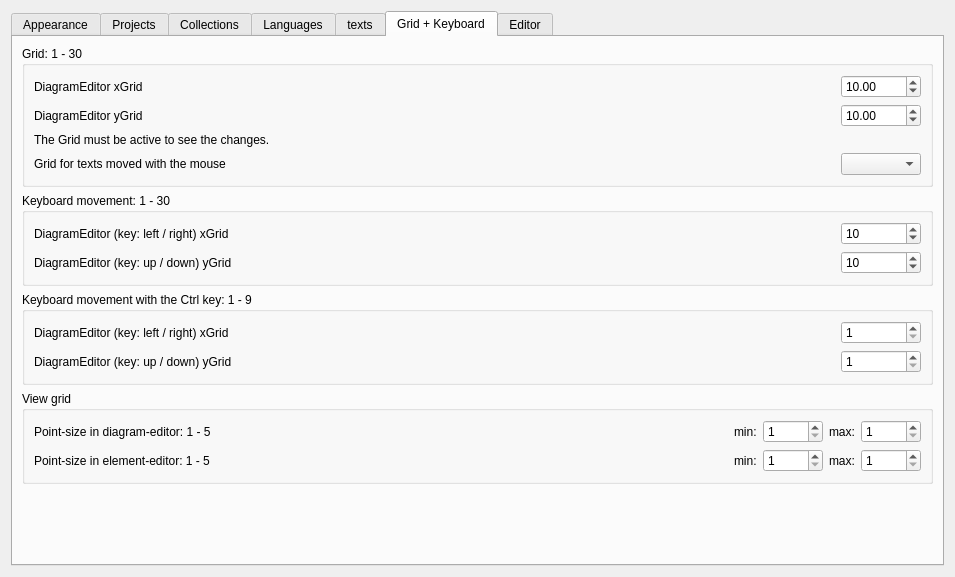
This is sources/ui/configpage/generalconfigurationpage.ui in itaueira/qelectrotech-source as Qt 5 draws it before an edit. The edited form follows.
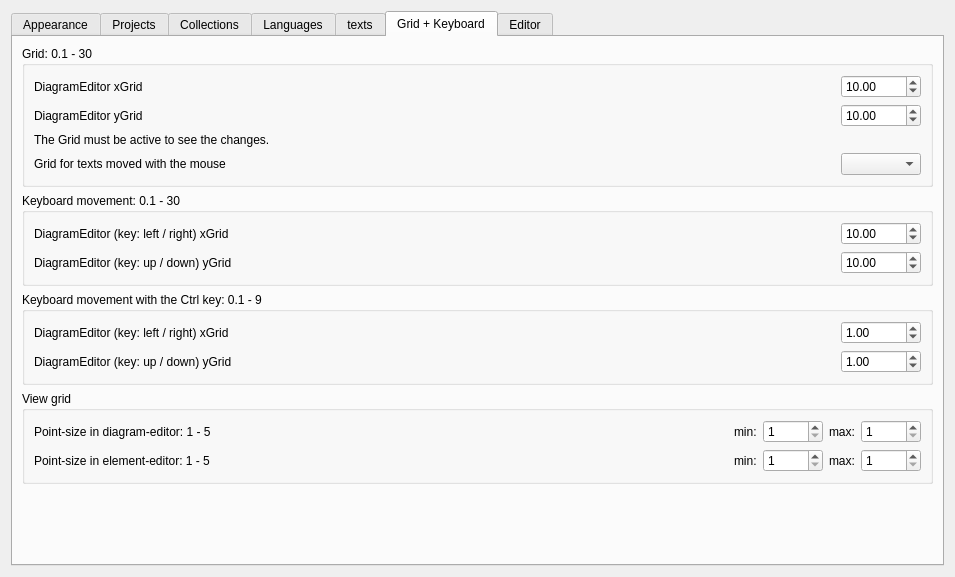
This is the edited form. The open tabs and pages were chosen to show the change. Custom widgets are drawn as their Qt base class.

Patch:
```diff
--- a/sources/ui/configpage/generalconfigurationpage.ui
+++ b/sources/ui/configpage/generalconfigurationpage.ui
@@ -1123,7 +1123,7 @@
        <item>
         <widget class="QGroupBox" name="groupBox">
          <property name="title">
-          <string>Grid: 1 - 30</string>
+          <string>Grid: 0.1 - 30</string>
          </property>
          <property name="flat">
           <bool>false</bool>
@@ -1242,50 +1242,56 @@
        <item>
         <widget class="QGroupBox" name="groupBox_2">
          <property name="title">
-          <string>Keyboard movement: 1 - 30</string>
+          <string>Keyboard movement: 0.1 - 30</string>
          </property>
          <layout class="QGridLayout" name="gridLayout_10">
           <item row="0" column="2">
-           <widget class="QSpinBox" name="DiagramEditor_xKeyGrid_sb">
+           <widget class="QDoubleSpinBox" name="DiagramEditor_xKeyGrid_sb">
             <property name="minimumSize">
              <size>
               <width>80</width>
               <height>0</height>
              </size>
             </property>
+            <property name="decimals">
+             <number>2</number>
+            </property>
             <property name="minimum">
-             <number>1</number>
+             <double>0.100000000000000</double>
             </property>
             <property name="maximum">
-             <number>30</number>
+             <double>30.000000000000000</double>
             </property>
             <property name="singleStep">
              <number>1</number>
             </property>
             <property name="value">
-             <number>10</number>
+             <double>10.000000000000000</double>
             </property>
            </widget>
           </item>
           <item row="1" column="2">
-           <widget class="QSpinBox" name="DiagramEditor_yKeyGrid_sb">
+           <widget class="QDoubleSpinBox" name="DiagramEditor_yKeyGrid_sb">
             <property name="minimumSize">
              <size>
               <width>80</width>
               <height>0</height>
              </size>
             </property>
+            <property name="decimals">
+             <number>2</number>
+            </property>
             <property name="minimum">
-             <number>1</number>
+             <double>0.100000000000000</double>
             </property>
             <property name="maximum">
-             <number>30</number>
+             <double>30.000000000000000</double>
             </property>
             <property name="singleStep">
              <number>1</number>
             </property>
             <property name="value">
-             <number>10</number>
+             <double>10.000000000000000</double>
             </property>
            </widget>
           </item>
@@ -1322,7 +1328,7 @@
        <item>
         <widget class="QGroupBox" name="groupBox_4">
          <property name="title">
-          <string>Keyboard movement with the Ctrl key: 1 - 9</string>
+          <string>Keyboard movement with the Ctrl key: 0.1 - 9</string>
          </property>
          <layout class="QGridLayout" name="gridLayout_11">
           <item row="0" column="1">
@@ -1333,24 +1339,27 @@
            </widget>
           </item>
           <item row="1" column="3">
-           <widget class="QSpinBox" name="DiagramEditor_yKeyGridFine_sb">
+           <widget class="QDoubleSpinBox" name="DiagramEditor_yKeyGridFine_sb">
             <property name="minimumSize">
              <size>
               <width>80</width>
               <height>0</height>
              </size>
             </property>
+            <property name="decimals">
+             <number>2</number>
+            </property>
             <property name="minimum">
-             <number>1</number>
+             <double>0.100000000000000</double>
             </property>
             <property name="maximum">
-             <number>9</number>
+             <double>9.000000000000000</double>
             </property>
             <property name="singleStep">
              <number>1</number>
             </property>
             <property name="value">
-             <number>1</number>
+             <double>1.000000000000000</double>
             </property>
            </widget>
           </item>
@@ -1362,24 +1371,27 @@
            </widget>
           </item>
           <item row="0" column="3">
-           <widget class="QSpinBox" name="DiagramEditor_xKeyGridFine_sb">
+           <widget class="QDoubleSpinBox" name="DiagramEditor_xKeyGridFine_sb">
             <property name="minimumSize">
              <size>
               <width>80</width>
               <height>0</height>
              </size>
             </property>
+            <property name="decimals">
+             <number>2</number>
+            </property>
             <property name="minimum">
-             <number>1</number>
+             <double>0.100000000000000</double>
             </property>
             <property name="maximum">
-             <number>9</number>
+             <double>9.000000000000000</double>
             </property>
             <property name="singleStep">
              <number>1</number>
             </property>
             <property name="value">
-             <number>1</number>
+             <double>1.000000000000000</double>
             </property>
            </widget>
           </item>
```
Left out of the diff: 16 changed lines with no effect on the pictures.
